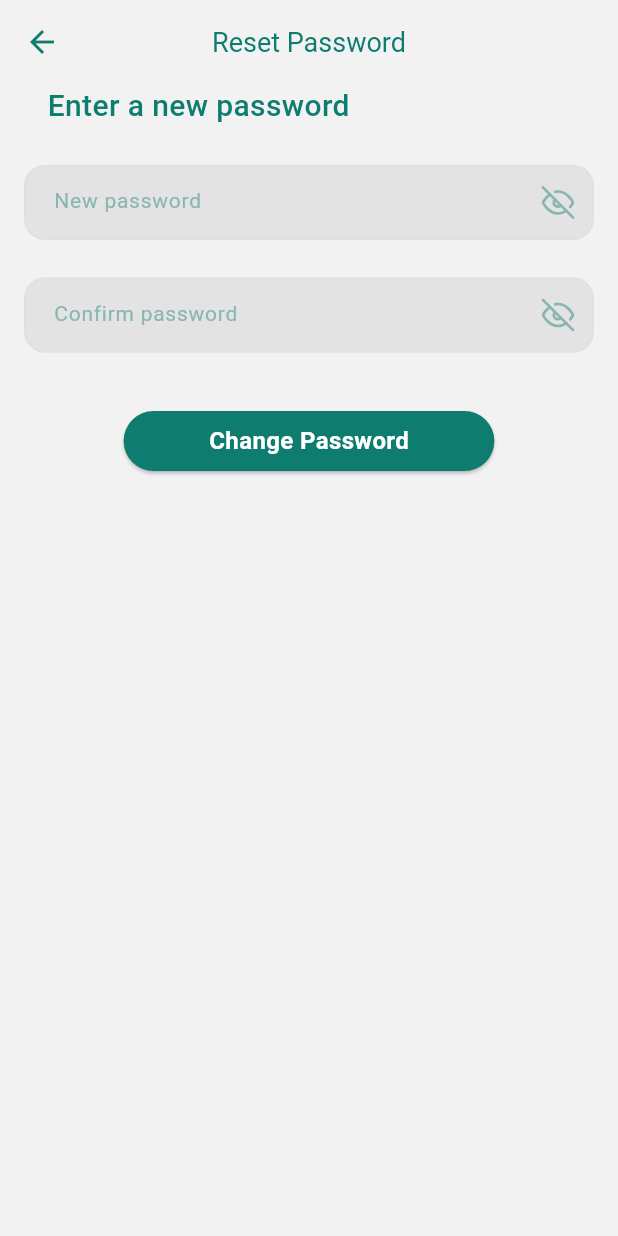
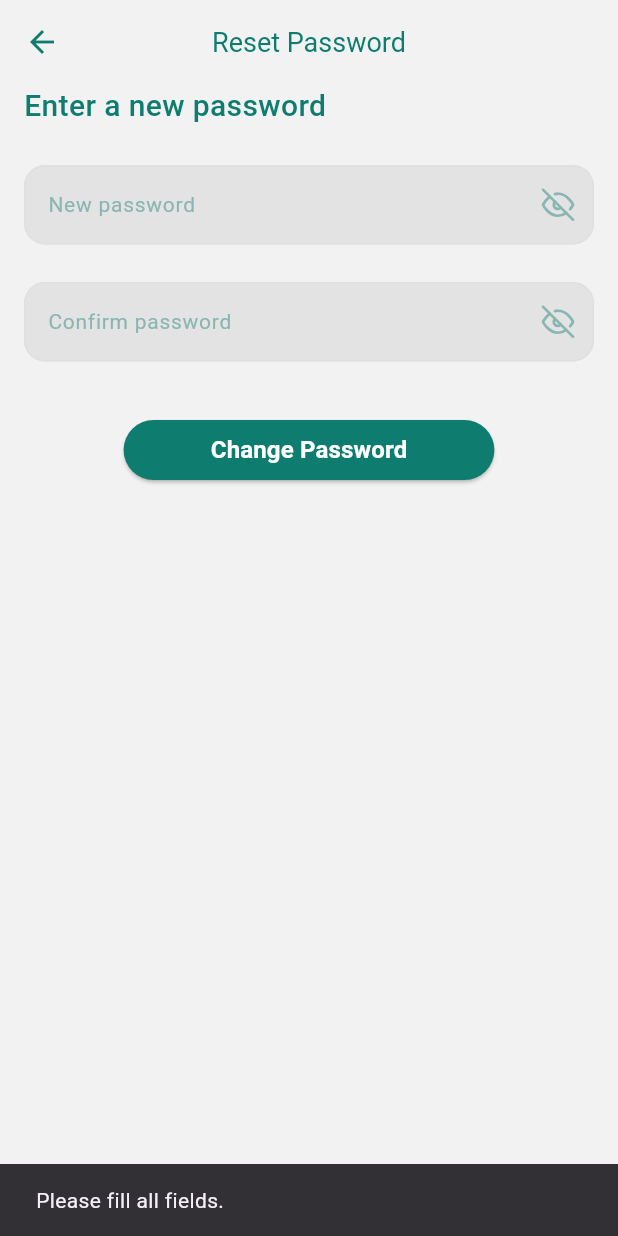
Before and after one commit to RokayaFawzy/tameit, a Flutter app: the ResetPassword screen opened by its route, after a tap on "Change Password", on a phone screen of 412 x 824 dp. Run offline on Flutter 3.47's test engine with Material 3 defaults, Android fonts, the phone set to English and light mode, and no system bars; our stand-ins replace flutter_feather_icons, flutter_rating_bar, google_fonts, intl_phone_field, shared_preferences; missing offline and left inert: flutter_verification_code; accounts and stored records are empty.

Commit message:
falsetry in Link reset password

```diff
--- a/tame_it/lib/Screens/forgot_Password/Resetpassword.dart
+++ b/tame_it/lib/Screens/forgot_Password/Resetpassword.dart
@@ -1,43 +1,127 @@
+import 'dart:convert';
 import 'package:flutter/material.dart';
 import 'package:flutter_feather_icons/flutter_feather_icons.dart';
+import 'package:http/http.dart' as http;
+import 'package:tame_it/Screens/Login.dart';
 import 'package:tame_it/values/values.dart';
 import 'package:tame_it/widgets/custom_button.dart';
 
+//TODO: try with the api
 class ResetPassword extends StatefulWidget {
+  final String username;
+
+  const ResetPassword({Key? key, required this.username}) : super(key: key);
+
   @override
   _ResetPasswordState createState() => _ResetPasswordState();
 }
 
 class _ResetPasswordState extends State<ResetPassword> {
+  late TextEditingController _newPasswordController;
+  late TextEditingController _confirmPasswordController;
+  bool _isLoading = false;
+
   @override
   void initState() {
     super.initState();
+    _newPasswordController = TextEditingController();
+    _confirmPasswordController = TextEditingController();
+  }
+
+  @override
+  void dispose() {
+    _newPasswordController.dispose();
+    _confirmPasswordController.dispose();
+    super.dispose();
+  }
+
+  Future<void> resetPassword(String newPassword) async {
+    setState(() {
+      _isLoading = true; // Show loading indicator
+    });
+
+    final apiUrl =
+        'https://tameit.azurewebsites.net/api/auth/forgotPassword/resetPassword/${widget.username}';
+    final Map<String, String> requestBody = {
+      'newPassword': newPassword,
+    };
+
+    try {
+      final response = await http.post(
+        Uri.parse(apiUrl),
+        body: jsonEncode(requestBody),
+        headers: {'Content-Type': 'application/json'},
+      );
+
+      if (response.statusCode == 200) {
+        // Password reset successful
+        print('Password reset successful.');
+        Navigator.pushReplacement(
+          context,
+          MaterialPageRoute(builder: (context) => Login()),
+        );
+      } else {
+        // Password reset failed
+        print('Password reset failed. Status code: ${response.statusCode}');
+        // Display error dialog to the user
+        showErrorDialog('Password reset failed. Please try again.');
+      }
+    } catch (e) {
+      // Handle network or server errors
+      print('Error resetting password: $e');
+      // Display error dialog to the user
+      showErrorDialog('Error resetting password. Please try again.');
+    } finally {
+      setState(() {
+        _isLoading = false; // Hide loading indicator
+      });
+    }
+  }
+
+  void showErrorDialog(String message) {
+    showDialog(
+      context: context,
+      builder: (context) => AlertDialog(
+        title: Text('Error'),
+        content: Text(message),
+        actions: [
+          TextButton(
+            onPressed: () => Navigator.pop(context),
+            child: Text('OK'),
+          ),
+        ],
+      ),
+    );
   }
 
   @override
   Widget build(BuildContext context) {
     var widthOfScreen = MediaQuery.of(context).size.width;
     ThemeData theme = Theme.of(context);
+
     return Scaffold(
       backgroundColor: AppColors.whiteShade3,
       appBar: AppBar(
-          title: Text('Reset Password',
+        title: Text(
+          'Reset Password',
           style: TextStyle(
             color: AppColors.deepsea,
             fontSize: 18,
             fontWeight: FontWeight.w400,
-              )),
+          ),
+        ),
         centerTitle: true,
         iconTheme: const IconThemeData(color: AppColors.deepsea),
-          backgroundColor: AppColors.whiteShade3),
+        backgroundColor: AppColors.whiteShade3,
+      ),
       body: Container(
         margin: EdgeInsets.symmetric(horizontal: Sizes.MARGIN_16),
         child: Column(
           children: <Widget>[
-            const Align(
+            Align(
               alignment: Alignment.topLeft,
               child: Text(
-                "   Enter a new password",
+                "Enter a new password",
                 style: TextStyle(
                   color: AppColors.deepsea,
                   fontSize: Sizes.TEXT_SIZE_20,
@@ -45,95 +129,110 @@ class _ResetPasswordState extends State<ResetPassword> {
                 ),
               ),
             ),
-            SizedBox(
-              height: 25,
-            ),
-            SizedBox(
-              height: Sizes.HEIGHT_50,
-              child: TextField(
+            SizedBox(height: 25),
+            TextField(
+              controller: _newPasswordController,
               keyboardType: TextInputType.visiblePassword,
               style: TextStyle(
                 fontSize: Sizes.TEXT_SIZE_14,
               ),
               decoration: InputDecoration(
-                    // contentPadding:EdgeInsets.only(left: 25),
-                    hintText: ' New password',
-                    hintStyle: Styles.customTextStyle(
+                hintText: 'New password',
+                hintStyle: TextStyle(
                   fontSize: Sizes.TEXT_SIZE_14,
                   color: Color.fromARGB(255, 137, 182, 177),
                 ),
-                    suffixIcon: const Icon(
+                suffixIcon: Icon(
                   FeatherIcons.eyeOff,
                   size: Sizes.ICON_SIZE_22,
                   color: Color.fromARGB(255, 137, 182, 177),
                 ),
-                    enabled: true,
-                    enabledBorder: const OutlineInputBorder(
+                enabledBorder: OutlineInputBorder(
                   borderRadius:
                       BorderRadius.all(Radius.circular(Sizes.RADIUS_14)),
                   borderSide: BorderSide(
                     color: AppColors.grey,
                     width: Sizes.WIDTH_1,
-                            style: BorderStyle.solid)),
+                    style: BorderStyle.solid,
+                  ),
+                ),
                 filled: true,
-                    fillColor: Color.fromARGB(94, 200, 201, 205)),
+                fillColor: Color.fromARGB(94, 200, 201, 205),
+              ),
               obscureText: true,
             ),
-            ),
-            SizedBox(
-              height: 25,
-            ),
-            SizedBox(
-              height: Sizes.HEIGHT_50,
-              child: TextField(
+            SizedBox(height: 25),
+            TextField(
+              controller: _confirmPasswordController,
               keyboardType: TextInputType.visiblePassword,
               style: TextStyle(
                 fontSize: Sizes.TEXT_SIZE_14,
               ),
               decoration: InputDecoration(
-                    // contentPadding:EdgeInsets.only(left: 25),
-                    hintText: ' Confirm password',
-                    hintStyle: Styles.customTextStyle(
+                hintText: 'Confirm password',
+                hintStyle: TextStyle(
                   fontSize: Sizes.TEXT_SIZE_14,
                   color: Color.fromARGB(255, 137, 182, 177),
                 ),
-                    suffixIcon: const Icon(
+                suffixIcon: Icon(
                   FeatherIcons.eyeOff,
                   size: Sizes.ICON_SIZE_22,
                   color: Color.fromARGB(255, 137, 182, 177),
                 ),
-                    enabled: true,
-                    enabledBorder: const OutlineInputBorder(
+                enabledBorder: OutlineInputBorder(
                   borderRadius:
                       BorderRadius.all(Radius.circular(Sizes.RADIUS_14)),
                   borderSide: BorderSide(
                     color: AppColors.grey,
                     width: Sizes.WIDTH_1,
-                            style: BorderStyle.solid)),
+                    style: BorderStyle.solid,
+                  ),
+                ),
                 filled: true,
-                    fillColor: Color.fromARGB(94, 200, 201, 205)),
+                fillColor: Color.fromARGB(94, 200, 201, 205),
+              ),
               obscureText: true,
             ),
-            ),
-            SizedBox(
-              height: 35,
-            ),
+            SizedBox(height: 35),
             Container(
               width: widthOfScreen * 0.6,
               child: CustomButton(
                 title: 'Change Password',
                 color: AppColors.deepsea,
-                textStyle: theme.textTheme.bodyMedium?.copyWith(
+                textStyle: TextStyle(
+                  fontSize: Sizes.TEXT_SIZE_16,
                   color: AppColors.white,
-                  fontSize: Sizes.TEXT_SIZE_16,
                   fontWeight: FontWeight.w600,
                 ),
-                onPressed: () {},
+                onPressed: () {
+                  String newPassword = _newPasswordController.text.trim();
+                  String confirmPassword =
+                      _confirmPasswordController.text.trim();
+                  if (newPassword.isNotEmpty && confirmPassword.isNotEmpty) {
+                    if (newPassword == confirmPassword) {
+                      resetPassword(newPassword);
+                    } else {
+                      // Show error message for password mismatch
+                      ScaffoldMessenger.of(context).showSnackBar(
+                        SnackBar(
+                          content: Text('Passwords do not match.'),
+                        ),
+                      );
+                    }
+                  } else {
+                    // Show error message for empty fields
+                    ScaffoldMessenger.of(context).showSnackBar(
+                      SnackBar(
+                        content: Text('Please fill all fields.'),
+                      ),
+                    );
+                  }
+                },
               ),
             ),
-            SizedBox(
-              height: Sizes.HEIGHT_25,
-            ),
+            SizedBox(height: Sizes.HEIGHT_25),
+            if (_isLoading)
+              CircularProgressIndicator(), // Show loading indicator if _isLoading is true
           ],
         ),
       ),
--- a/tame_it/lib/main.dart
+++ b/tame_it/lib/main.dart
@@ -39,7 +39,7 @@ class TameIt extends StatelessWidget {
         '/Verify_Phone_Number': (context) => PhoneVerify(),
         '/ChangePassword': (context) => changePassword(),
         '/ForgotPassword': (context) => ForgotPassword(),
-        '/ResetPassword': (context) => ResetPassword(),
+        '/ResetPassword': (context) => ResetPassword(username: '',),
         '/CodePhone': (context) => CodePhone(
               username: '',
               sendVerificationEmail: (String) {},
```
Also changed, not shown: tame_it/lib/Screens/forgot_Password/verification_code.dart (+11 -2 lines). Lines whose indentation alone changed are shown as unchanged.
